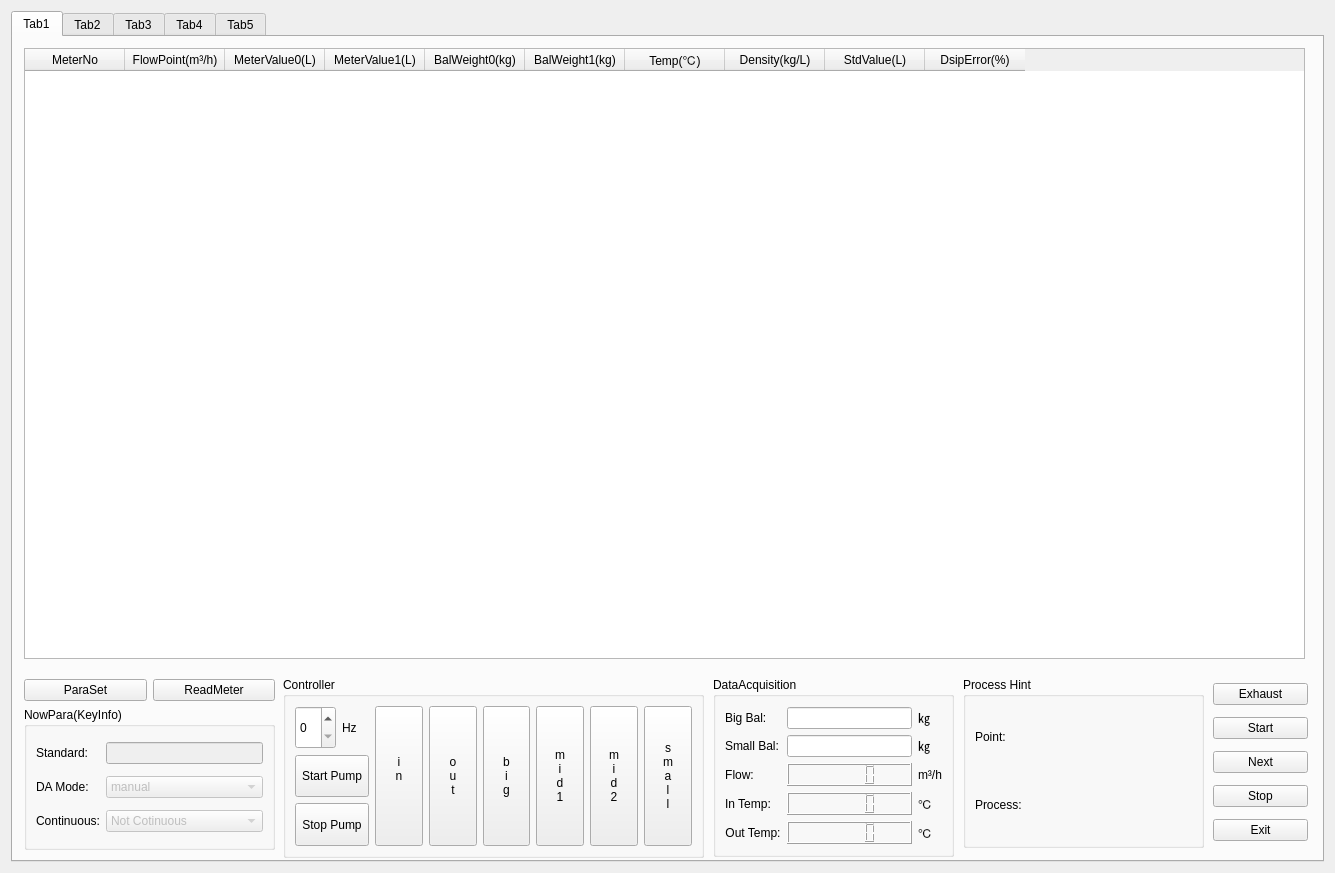
flimmy78/qtverify, file source/weightmethod/weightmethod.ui: the form before one commit.
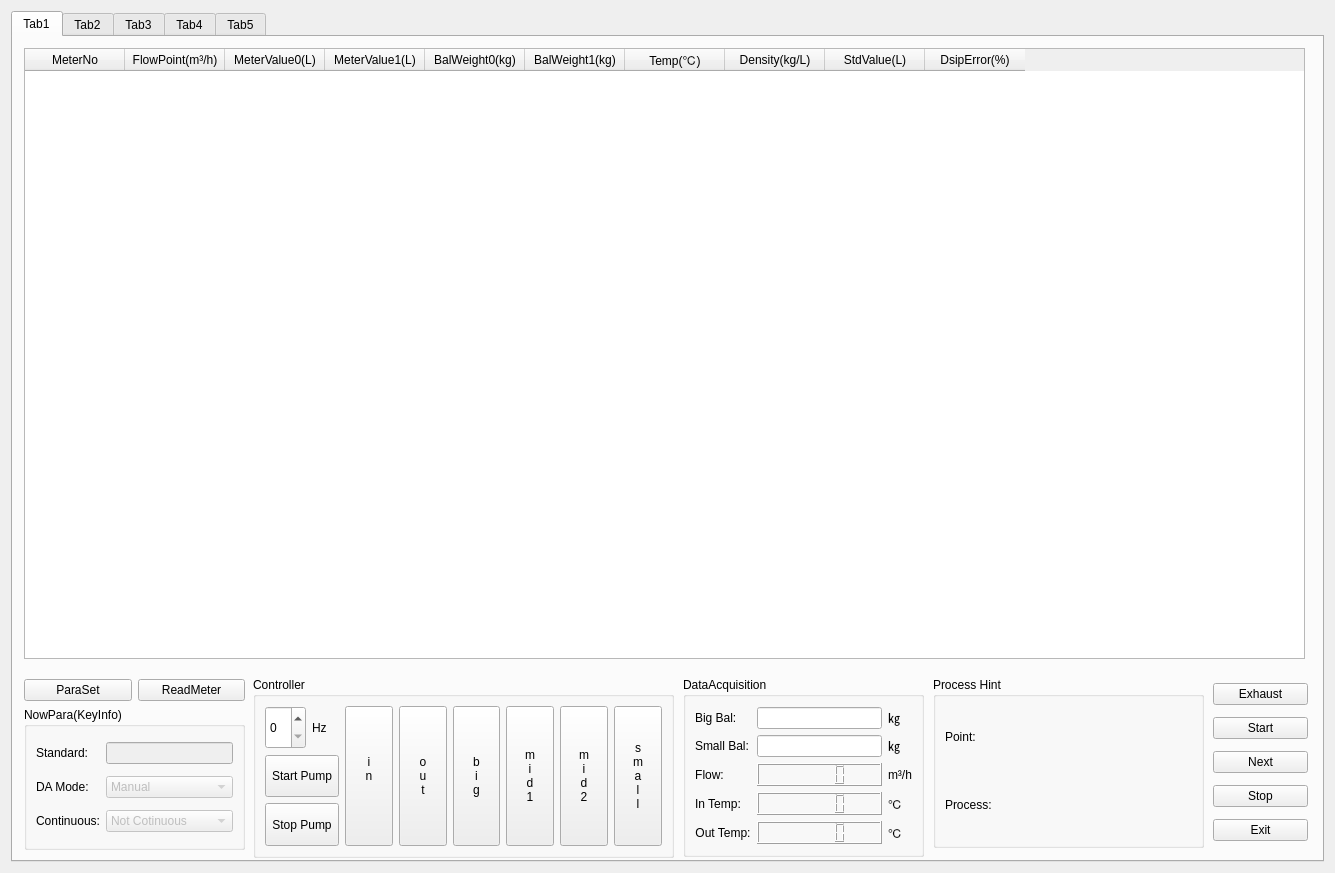
The form after the commit.

```diff
--- a/source/weightmethod/weightmethod.ui
+++ b/source/weightmethod/weightmethod.ui
@@ -35,7 +35,7 @@
       <widget class="QGroupBox" name="groupBox_2">
        <property name="geometry">
         <rect>
-         <x>270</x>
+         <x>240</x>
          <y>640</y>
          <width>421</width>
          <height>181</height>
@@ -266,9 +266,9 @@
       <widget class="QGroupBox" name="groupBox_3">
        <property name="geometry">
         <rect>
-         <x>950</x>
+         <x>920</x>
          <y>640</y>
-         <width>241</width>
+         <width>271</width>
          <height>171</height>
         </rect>
        </property>
@@ -281,33 +281,51 @@
        <property name="title">
         <string>Process Hint</string>
        </property>
+       <layout class="QGridLayout" name="gridLayout_9">
+        <item row="0" column="0">
        <layout class="QGridLayout" name="gridLayout_7">
         <item row="0" column="0">
-         <widget class="QLabel" name="labelHintInfo">
-          <property name="sizePolicy">
-           <sizepolicy hsizetype="Expanding" vsizetype="Preferred">
-            <horstretch>0</horstretch>
-            <verstretch>0</verstretch>
-           </sizepolicy>
-          </property>
+           <widget class="QLabel" name="label">
           <property name="text">
            <string>Point:</string>
           </property>
          </widget>
         </item>
-        <item row="1" column="0">
-         <widget class="QLabel" name="labelHint">
+          <item row="0" column="1" colspan="2">
+           <widget class="QLabel" name="labelHintPoint">
           <property name="sizePolicy">
            <sizepolicy hsizetype="Expanding" vsizetype="Preferred">
             <horstretch>0</horstretch>
             <verstretch>0</verstretch>
            </sizepolicy>
           </property>
+            <property name="text">
+             <string/>
+            </property>
+           </widget>
+          </item>
+          <item row="1" column="0" colspan="2">
+           <widget class="QLabel" name="label_2">
           <property name="text">
            <string>Process:</string>
           </property>
          </widget>
         </item>
+          <item row="1" column="2">
+           <widget class="QLabel" name="labelHintProcess">
+            <property name="sizePolicy">
+             <sizepolicy hsizetype="Expanding" vsizetype="Preferred">
+              <horstretch>0</horstretch>
+              <verstretch>0</verstretch>
+             </sizepolicy>
+            </property>
+            <property name="text">
+             <string/>
+            </property>
+           </widget>
+          </item>
+         </layout>
+        </item>
        </layout>
       </widget>
       <widget class="QWidget" name="layoutWidget">
@@ -315,7 +333,7 @@
         <rect>
          <x>11</x>
          <y>642</y>
-         <width>251</width>
+         <width>221</width>
          <height>171</height>
         </rect>
        </property>
@@ -404,7 +422,7 @@
              </property>
              <item>
               <property name="text">
-               <string>manual</string>
+               <string>Manual</string>
               </property>
              </item>
              <item>
@@ -535,7 +553,7 @@
       <widget class="QGroupBox" name="groupBox_4">
        <property name="geometry">
         <rect>
-         <x>700</x>
+         <x>670</x>
          <y>640</y>
          <width>241</width>
          <height>180</height>
```
Left out of the diff: 2 changed lines with no effect on the pictures. Lines whose indentation alone changed are shown as unchanged.
